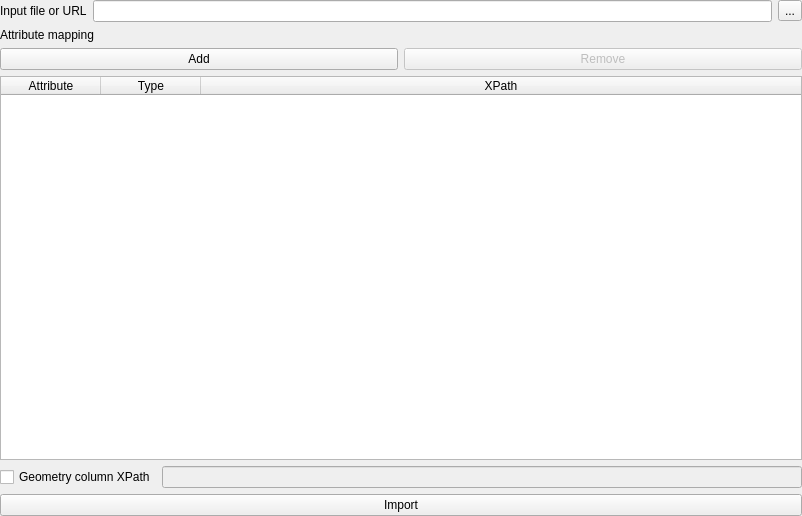
Before: the Qt Designer form gml_application_schema_toolbox/ui/import_xml_panel.ui in BRGM/gml_application_schema_toolbox, drawn with Qt 5.
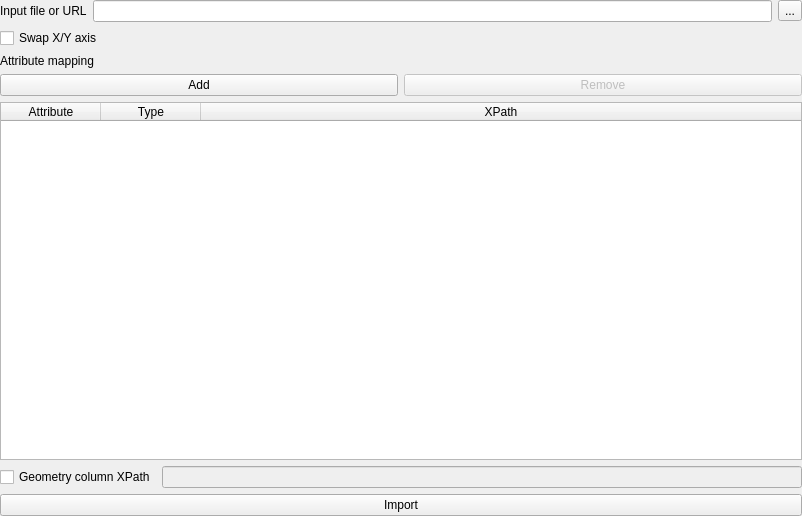
After: the same form once the commit is applied.

Commit message: Add a checkbox to swap X/Y coordinates

```diff
--- a/gml_application_schema_toolbox/ui/import_xml_panel.ui
+++ b/gml_application_schema_toolbox/ui/import_xml_panel.ui
@@ -51,6 +51,13 @@
      </item>
     </layout>
    </item>
+   <item>
+    <widget class="QCheckBox" name="swapXYCheck">
+     <property name="text">
+      <string>Swap X/Y axis</string>
+     </property>
+    </widget>
+   </item>
    <item>
     <widget class="QLabel" name="label">
      <property name="text">
```
The commit also changes 2 other files.
